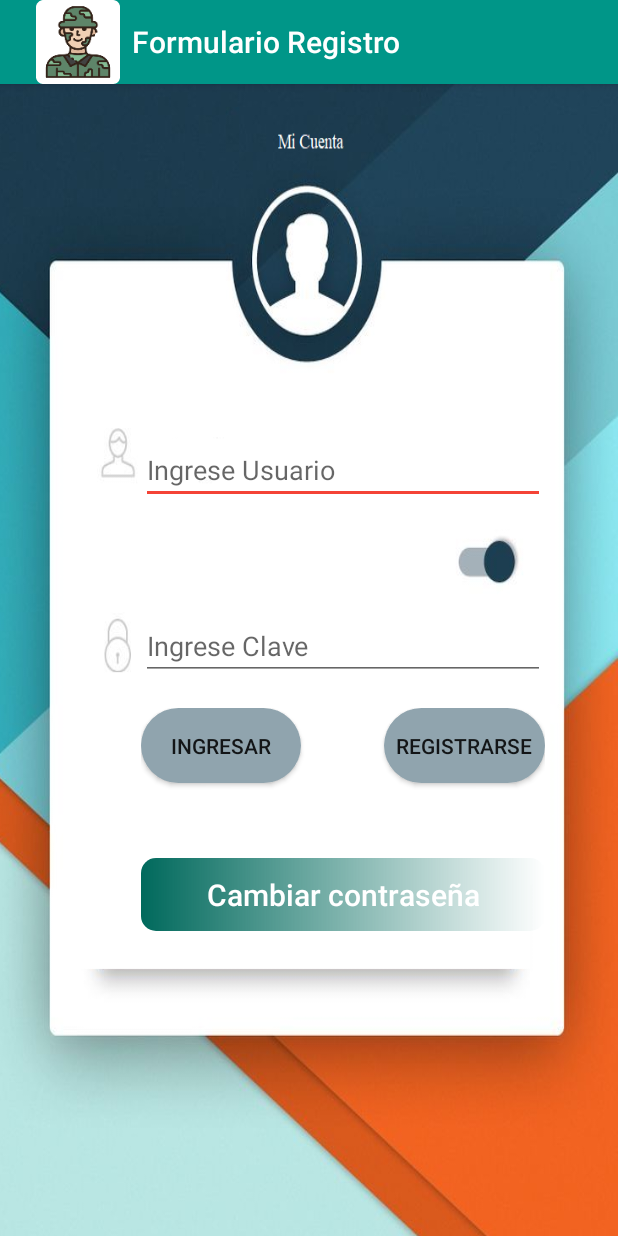
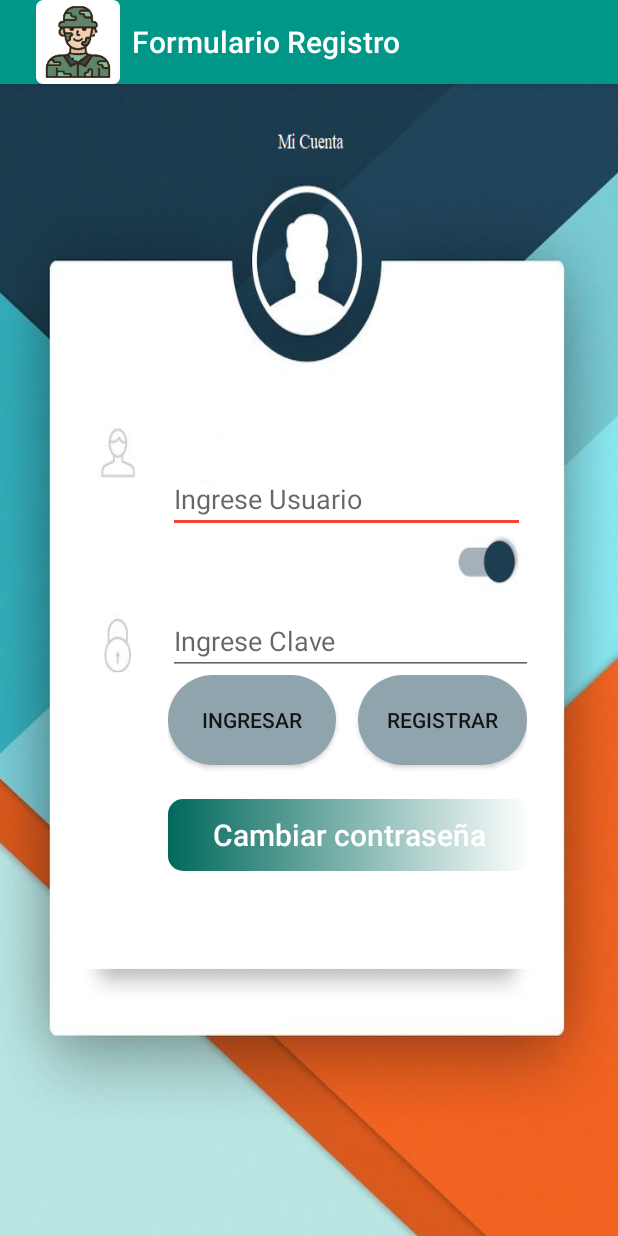
Before and after one commit to Admin123-M/Electiva_IV, an Android app: the screen it shows after launch (MainActivity), on a phone screen of 412 x 824 dp. Run offline under Robolectric (Android 15) with nearby library versions, the phone set to English and light mode, and no system bars.

Commit message:
commit
avance 02/10/2020 I

```diff
--- a/formularioLogin/app/src/main/res/layout/activity_main.xml
+++ b/formularioLogin/app/src/main/res/layout/activity_main.xml
@@ -8,53 +8,51 @@
     tools:context="com.example.formulariologin1.MainActivity">
 
     <LinearLayout
-        android:layout_width="269dp"
-        android:layout_height="330dp"
+        android:layout_width="254dp"
+        android:layout_height="437dp"
         android:orientation="vertical"
         app:layout_constraintBottom_toBottomOf="parent"
         app:layout_constraintEnd_toEndOf="parent"
-        app:layout_constraintHorizontal_bias="0.661"
+        app:layout_constraintHorizontal_bias="0.709"
         app:layout_constraintStart_toStartOf="parent"
         app:layout_constraintTop_toTopOf="parent"
-        app:layout_constraintVertical_bias="0.536">
+        app:layout_constraintVertical_bias="0.438">
 
         <LinearLayout
-            android:layout_width="match_parent"
-            android:layout_height="181dp"
-            android:orientation="vertical">
+            android:layout_width="293dp"
+            android:layout_height="109dp"
+            android:orientation="vertical"></LinearLayout>
 
         <EditText
             android:id="@+id/txtD"
-                android:layout_width="match_parent"
+            android:layout_width="238dp"
             android:layout_height="wrap_content"
             android:ems="10"
             android:hint="@string/usuario"
             android:inputType="textPersonName" />
 
-            <Space
+        <LinearLayout
             android:layout_width="match_parent"
-                android:layout_height="77dp" />
+            android:layout_height="49dp"
+            android:orientation="vertical"></LinearLayout>
 
         <EditText
             android:id="@+id/txtP"
-                android:layout_width="match_parent"
-                android:layout_height="40dp"
+            android:layout_width="243dp"
+            android:layout_height="wrap_content"
             android:ems="10"
             android:hint="@string/clave"
             android:inputType="textPassword" />
 
-        </LinearLayout>
-
         <LinearLayout
-            android:id="@+id/linearLayout"
-            android:layout_width="match_parent"
-            android:layout_height="64dp"
+            android:layout_width="239dp"
+            android:layout_height="69dp"
             android:orientation="horizontal">
 
             <Button
                 android:id="@+id/button2"
-                android:layout_width="51dp"
-                android:layout_height="50dp"
+                android:layout_width="98dp"
+                android:layout_height="60dp"
                 android:layout_weight="1"
                 android:background="@drawable/custon_boton3"
                 android:onClick="Ingresar"
@@ -66,31 +64,46 @@
                 android:layout_weight="1" />
 
             <Button
-                android:id="@+id/button4"
-                android:layout_width="51dp"
-                android:layout_height="50dp"
+                android:id="@+id/button"
+                android:layout_width="98dp"
+                android:layout_height="60dp"
                 android:layout_weight="1"
                 android:background="@drawable/custon_boton3"
                 android:onClick="Registrar"
-                android:text="Registrarse" />
+                android:text="Registrar" />
+        </LinearLayout>
+
+        <LinearLayout
+            android:layout_width="259dp"
+            android:layout_height="wrap_content"
+            android:orientation="horizontal">
+
+            <Space
+                android:layout_width="wrap_content"
+                android:layout_height="wrap_content"
+                android:layout_weight="1" />
 
         </LinearLayout>
 
         <LinearLayout
-            android:layout_width="match_parent"
-            android:layout_height="match_parent"
-            android:orientation="vertical">
+            android:layout_width="231dp"
+            android:layout_height="13dp"
+            android:orientation="horizontal"></LinearLayout>
 
         <Space
             android:layout_width="match_parent"
-                android:layout_height="35dp"
-                android:layout_weight="1" />
+            android:layout_height="wrap_content" />
+
+        <LinearLayout
+            android:layout_width="257dp"
+            android:layout_height="wrap_content"
+            android:orientation="vertical">
 
             <Button
 
                 android:id="@+id/btnCambiar"
-                android:layout_width="match_parent"
-                android:layout_height="wrap_content"
+                android:layout_width="241dp"
+                android:layout_height="match_parent"
 
                 android:layout_weight="1"
                 android:background="@drawable/custome_boton6"
@@ -101,7 +114,6 @@
                 android:textSize="20sp"
                 tools:text="@string/cambiar" />
         </LinearLayout>
-
     </LinearLayout>
 
 
```
Also changed, not shown: formularioLogin/app/src/main/AndroidManifest.xml (+9 -4 lines), formularioLogin/app/src/main/java/com/example/formulariologin1/formulario.java (+18 -3 lines), formularioLogin/app/src/main/res/layout/activity_formulario.xml (+12 -5 lines). Lines whose indentation alone changed are shown as unchanged.
